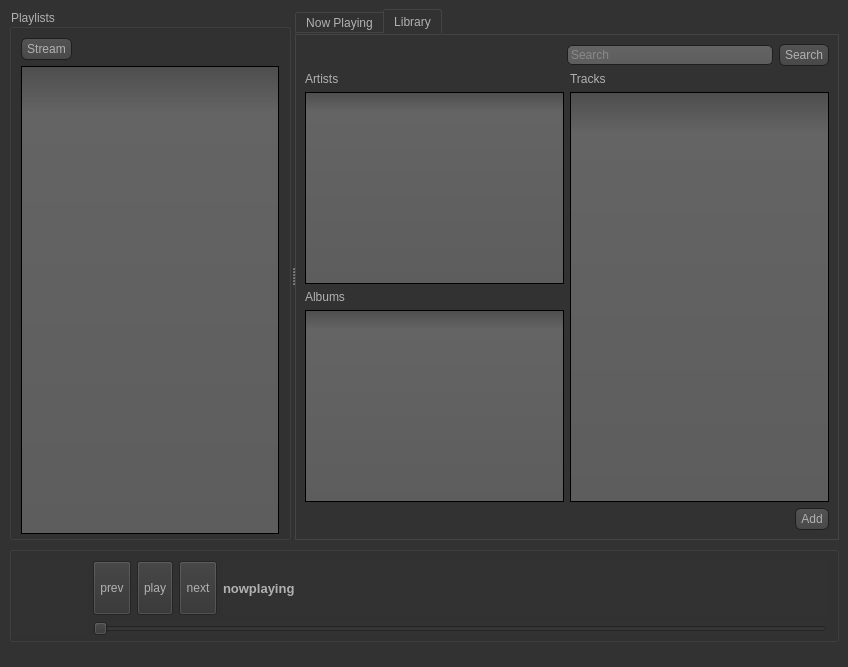
First picture: the form in ui1.ui, repository nightfire8199/project-hermes, before the edit.
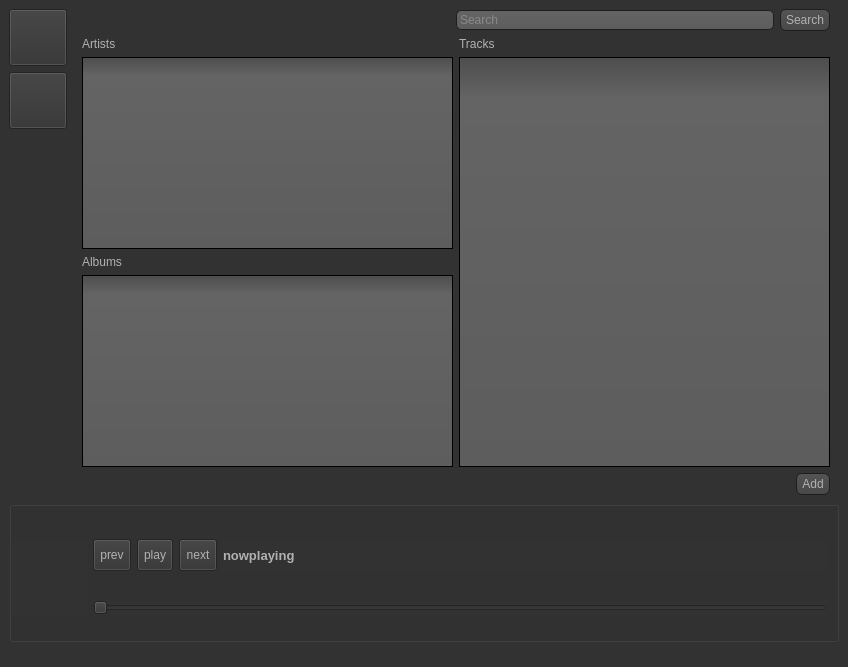
Second picture: the form after the edit. The open tabs and pages were chosen to show the change. Icons and pictures are not drawn.

What changed in the file:
```diff
--- a/ui1.ui
+++ b/ui1.ui
@@ -487,84 +487,57 @@
      <verstretch>0</verstretch>
     </sizepolicy>
    </property>
-   <layout class="QGridLayout" name="gridLayout_6">
+   <layout class="QGridLayout" name="gridLayout_2">
     <property name="bottomMargin">
      <number>3</number>
     </property>
     <item row="0" column="0">
-     <layout class="QVBoxLayout" name="verticalLayout_3">
-      <item>
-       <widget class="QSplitter" name="splitter">
-        <property name="sizePolicy">
-         <sizepolicy hsizetype="MinimumExpanding" vsizetype="Expanding">
-          <horstretch>0</horstretch>
-          <verstretch>0</verstretch>
-         </sizepolicy>
-        </property>
-        <property name="minimumSize">
-         <size>
-          <width>0</width>
-          <height>0</height>
-         </size>
-        </property>
-        <property name="frameShape">
-         <enum>QFrame::NoFrame</enum>
-        </property>
-        <property name="frameShadow">
-         <enum>QFrame::Plain</enum>
-        </property>
-        <property name="orientation">
-         <enum>Qt::Horizontal</enum>
-        </property>
-        <property name="childrenCollapsible">
-         <bool>false</bool>
-        </property>
-        <widget class="QGroupBox" name="groupBox_2">
-         <property name="sizePolicy">
-          <sizepolicy hsizetype="Expanding" vsizetype="Expanding">
-           <horstretch>0</horstretch>
-           <verstretch>0</verstretch>
-          </sizepolicy>
-         </property>
-         <property name="title">
-          <string>Playlists</string>
-         </property>
-         <layout class="QGridLayout" name="gridLayout_4">
-          <property name="bottomMargin">
-           <number>3</number>
-          </property>
-          <item row="0" column="0">
-           <layout class="QVBoxLayout" name="verticalLayout_4">
-            <item>
              <layout class="QHBoxLayout" name="horizontalLayout_8">
               <item>
-               <widget class="QPushButton" name="streamB">
-                <property name="sizePolicy">
-                 <sizepolicy hsizetype="Preferred" vsizetype="Fixed">
-                  <horstretch>0</horstretch>
-                  <verstretch>0</verstretch>
-                 </sizepolicy>
-                </property>
+       <layout class="QVBoxLayout" name="verticalLayout_3">
+        <item>
+         <widget class="QToolButton" name="toNP">
                 <property name="text">
-                 <string>Stream</string>
-                </property>
+           <string/>
+          </property>
+          <property name="icon">
+           <iconset>
+            <normaloff>assets/buttons/addtoqueue.png</normaloff>assets/buttons/addtoqueue.png</iconset>
+          </property>
+          <property name="iconSize">
+           <size>
+            <width>50</width>
+            <height>50</height>
+           </size>
+          </property>
                </widget>
               </item>
               <item>
-               <spacer name="horizontalSpacer_5">
-                <property name="sizePolicy">
-                 <sizepolicy hsizetype="Minimum" vsizetype="Minimum">
-                  <horstretch>0</horstretch>
-                  <verstretch>0</verstretch>
-                 </sizepolicy>
-                </property>
+         <widget class="QToolButton" name="toLIB">
+          <property name="text">
+           <string/>
+          </property>
+          <property name="icon">
+           <iconset>
+            <normaloff>assets/buttons/search.png</normaloff>assets/buttons/search.png</iconset>
+          </property>
+          <property name="iconSize">
+           <size>
+            <width>50</width>
+            <height>50</height>
+           </size>
+          </property>
+         </widget>
+        </item>
+        <item>
+         <spacer name="verticalSpacer">
                 <property name="orientation">
-                 <enum>Qt::Horizontal</enum>
+           <enum>Qt::Vertical</enum>
                 </property>
                 <property name="sizeHint" stdset="0">
                  <size>
-                  <width>40</width>
-                  <height>20</height>
+            <width>20</width>
+            <height>40</height>
                  </size>
                 </property>
                </spacer>
@@ -572,20 +545,7 @@
              </layout>
             </item>
             <item>
-             <widget class="QListWidget" name="playlists">
-              <property name="minimumSize">
-               <size>
-                <width>250</width>
-                <height>0</height>
-               </size>
-              </property>
-             </widget>
-            </item>
-           </layout>
-          </item>
-         </layout>
-        </widget>
-        <widget class="QTabWidget" name="tabWidget">
+       <widget class="QStackedWidget" name="stack">
          <property name="sizePolicy">
           <sizepolicy hsizetype="Expanding" vsizetype="Expanding">
            <horstretch>0</horstretch>
@@ -595,10 +555,13 @@
          <property name="currentIndex">
           <number>0</number>
          </property>
-         <widget class="QWidget" name="tab">
-          <attribute name="title">
-           <string>Now Playing</string>
-          </attribute>
+        <widget class="QWidget" name="page">
+         <property name="sizePolicy">
+          <sizepolicy hsizetype="Expanding" vsizetype="Expanding">
+           <horstretch>0</horstretch>
+           <verstretch>0</verstretch>
+          </sizepolicy>
+         </property>
           <layout class="QGridLayout" name="gridLayout_3">
            <property name="bottomMargin">
             <number>3</number>
@@ -684,13 +647,24 @@
             </layout>
            </item>
           </layout>
-          <zorder></zorder>
-         </widget>
-         <widget class="QWidget" name="tab_2">
-          <attribute name="title">
-           <string>Library</string>
-          </attribute>
-          <layout class="QGridLayout" name="gridLayout_2">
+        </widget>
+        <widget class="QWidget" name="page_2">
+         <property name="sizePolicy">
+          <sizepolicy hsizetype="Expanding" vsizetype="Expanding">
+           <horstretch>0</horstretch>
+           <verstretch>0</verstretch>
+          </sizepolicy>
+         </property>
+         <layout class="QGridLayout" name="gridLayout_4">
+          <property name="topMargin">
+           <number>0</number>
+          </property>
+          <property name="bottomMargin">
+           <number>0</number>
+          </property>
+          <property name="spacing">
+           <number>6</number>
+          </property>
            <item row="0" column="0" colspan="2">
             <layout class="QHBoxLayout" name="horizontalLayout_3">
              <item>
@@ -742,7 +716,20 @@
               </widget>
              </item>
              <item>
-              <widget class="QListWidget" name="searchResults_Art"/>
+             <widget class="QListWidget" name="searchResults_Art">
+              <property name="movement">
+               <enum>QListView::Snap</enum>
+              </property>
+              <property name="flow">
+               <enum>QListView::TopToBottom</enum>
+              </property>
+              <property name="isWrapping" stdset="0">
+               <bool>true</bool>
+              </property>
+              <property name="viewMode">
+               <enum>QListView::IconMode</enum>
+              </property>
+             </widget>
              </item>
              <item>
               <widget class="QLabel" name="label_3">
@@ -752,35 +739,15 @@
               </widget>
              </item>
              <item>
-              <widget class="QListWidget" name="searchResults_Alb"/>
-             </item>
-            </layout>
-           </item>
-           <item row="2" column="0" colspan="2">
-            <layout class="QHBoxLayout" name="horizontalLayout_4">
-             <item>
-              <spacer name="horizontalSpacer_3">
-               <property name="orientation">
-                <enum>Qt::Horizontal</enum>
-               </property>
-               <property name="sizeHint" stdset="0">
-                <size>
-                 <width>40</width>
-                 <height>20</height>
-                </size>
-               </property>
-              </spacer>
-             </item>
-             <item>
-              <widget class="QPushButton" name="addButton">
-               <property name="sizePolicy">
-                <sizepolicy hsizetype="Minimum" vsizetype="Fixed">
-                 <horstretch>0</horstretch>
-                 <verstretch>0</verstretch>
-                </sizepolicy>
-               </property>
-               <property name="text">
-                <string>Add</string>
+             <widget class="QListWidget" name="searchResults_Alb">
+              <property name="movement">
+               <enum>QListView::Snap</enum>
+              </property>
+              <property name="flow">
+               <enum>QListView::TopToBottom</enum>
+              </property>
+              <property name="viewMode">
+               <enum>QListView::IconMode</enum>
                </property>
               </widget>
              </item>
@@ -807,12 +774,46 @@
              </item>
             </layout>
            </item>
-          </layout>
-         </widget>
-        </widget>
-       </widget>
+          <item row="2" column="0" colspan="2">
+           <layout class="QHBoxLayout" name="horizontalLayout_4">
+            <property name="topMargin">
+             <number>0</number>
+            </property>
+            <item>
+             <spacer name="horizontalSpacer_3">
+              <property name="orientation">
+               <enum>Qt::Horizontal</enum>
+              </property>
+              <property name="sizeHint" stdset="0">
+               <size>
+                <width>40</width>
+                <height>20</height>
+               </size>
+              </property>
+             </spacer>
+            </item>
+            <item>
+             <widget class="QPushButton" name="addButton">
+              <property name="sizePolicy">
+               <sizepolicy hsizetype="Minimum" vsizetype="Fixed">
+                <horstretch>0</horstretch>
+                <verstretch>0</verstretch>
+               </sizepolicy>
+              </property>
+              <property name="text">
+               <string>Add</string>
+              </property>
+             </widget>
+            </item>
+           </layout>
+          </item>
+         </layout>
+        </widget>
+       </widget>
       </item>
-      <item>
+     </layout>
+    </item>
+    <item row="1" column="0">
        <widget class="QGroupBox" name="groupBox">
         <property name="sizePolicy">
          <sizepolicy hsizetype="Expanding" vsizetype="Expanding">
@@ -828,12 +829,12 @@
           <number>0</number>
          </property>
          <property name="bottomMargin">
-          <number>3</number>
+        <number>0</number>
          </property>
          <item>
           <widget class="QLabel" name="artView">
            <property name="sizePolicy">
-            <sizepolicy hsizetype="Minimum" vsizetype="Minimum">
+          <sizepolicy hsizetype="Fixed" vsizetype="Fixed">
              <horstretch>0</horstretch>
              <verstretch>0</verstretch>
             </sizepolicy>
@@ -929,11 +930,17 @@
                  <item>
                   <widget class="QLabel" name="playingLabel">
                    <property name="sizePolicy">
-                    <sizepolicy hsizetype="Expanding" vsizetype="Preferred">
+                  <sizepolicy hsizetype="Expanding" vsizetype="Minimum">
                      <horstretch>0</horstretch>
                      <verstretch>0</verstretch>
                     </sizepolicy>
                    </property>
+                 <property name="maximumSize">
+                  <size>
+                   <width>16777215</width>
+                   <height>32</height>
+                  </size>
+                 </property>
                    <property name="font">
                     <font>
                      <pointsize>10</pointsize>
@@ -968,8 +975,6 @@
        </widget>
       </item>
      </layout>
-    </item>
-   </layout>
   </widget>
   <widget class="QMenuBar" name="menubar">
    <property name="geometry">
```
Left out of the diff: 59 changed lines with no effect on the pictures. Lines whose indentation alone changed are shown as unchanged.
